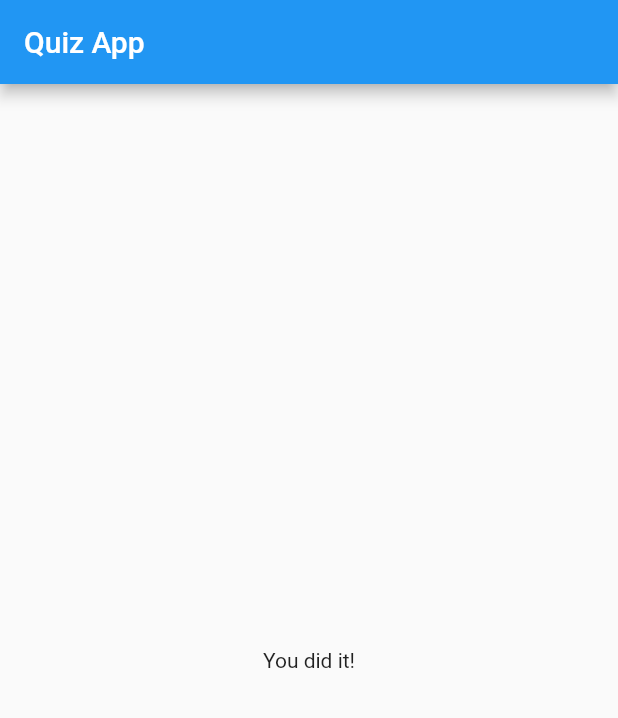
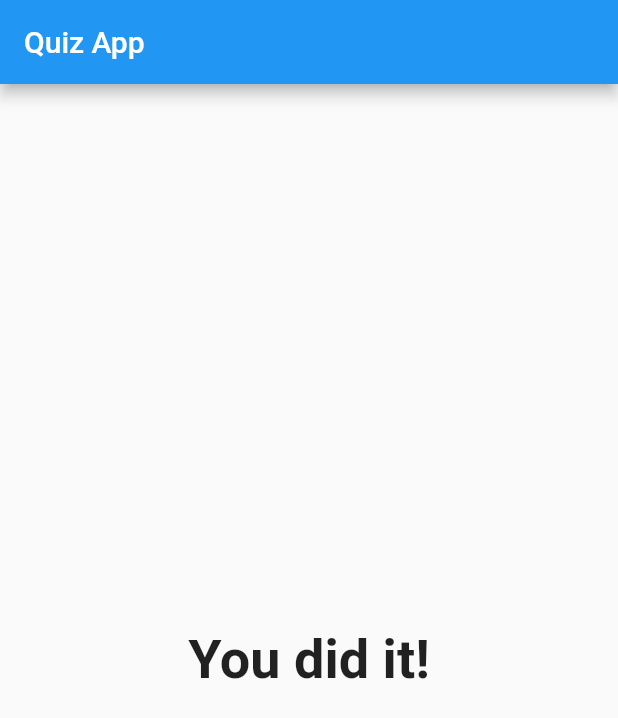
Before and after one commit to a7md0/FlutterQuizApp, a Flutter app: the screen it shows after launch, after a tap on "Black", after a tap on "Snake", on a phone screen of 412 x 824 dp. Shown: the top 718 px of the screen. Run offline on Flutter 3.47's test engine with Material 2 defaults, Android fonts, the phone set to English and light mode, and no system bars.

Commit message:
Show and style result widget

```diff
--- a/lib/main.dart
+++ b/lib/main.dart
@@ -49,7 +49,7 @@ class _MyAppState extends State<MyApp> {
                 questionIndex: _questionIndex,
                 answerHandler: _answerQuestion,
               )
-            : Result(),
+            : Result(_totalScore),
       ),
     );
   }
--- a/lib/result.dart
+++ b/lib/result.dart
@@ -1,10 +1,35 @@
 import 'package:flutter/material.dart';
 
 class Result extends StatelessWidget {
+  final int resultScore;
+
+  Result(this.resultScore);
+
+  String get resultPhrase {
+    String resultText = 'You did it!';
+
+    if (resultScore <= 8) {
+      resultText = 'You\'re awesome and innocent!';
+    } else if (resultScore <= 12) {
+      resultText = 'Pretty likeable!';
+    } else if (resultScore <= 24) {
+      resultText = 'You are so bad!';
+    }
+
+    return resultText;
+  }
+
   @override
   Widget build(BuildContext context) {
     return Center(
-      child: Text('You did it!'),
+      child: Text(
+        resultPhrase,
+        textAlign: TextAlign.center,
+        style: TextStyle(
+          fontSize: 36,
+          fontWeight: FontWeight.bold,
+        ),
+      ),
     );
   }
 }
```
